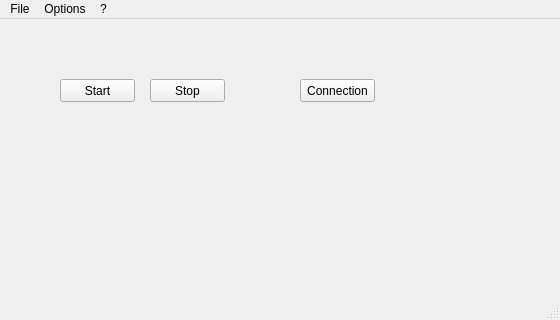
Old version of the form network-example/network-user/forms/UserMainWindow.ui in the repository hasboeuf/hb.
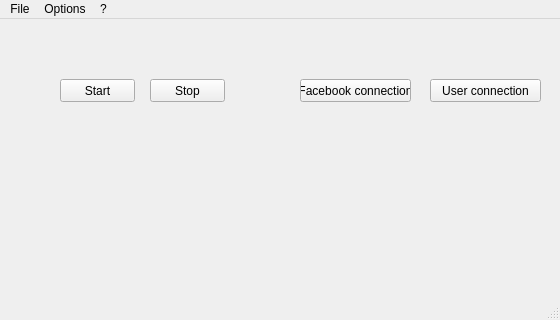
New version of the form.

What changed in the file:
```diff
--- a/network-example/network-user/forms/UserMainWindow.ui
+++ b/network-example/network-user/forms/UserMainWindow.ui
@@ -45,12 +45,25 @@
      <rect>
       <x>300</x>
       <y>60</y>
-      <width>75</width>
+      <width>111</width>
       <height>23</height>
      </rect>
     </property>
     <property name="text">
-     <string>Connection</string>
+     <string>Facebook connection</string>
+    </property>
+   </widget>
+   <widget class="QPushButton" name="ui_qpb_user_connection">
+    <property name="geometry">
+     <rect>
+      <x>430</x>
+      <y>60</y>
+      <width>111</width>
+      <height>23</height>
+     </rect>
+    </property>
+    <property name="text">
+     <string>User connection</string>
     </property>
    </widget>
   </widget>
```
Left out of the diff: 2 changed lines with no effect on the pictures.
